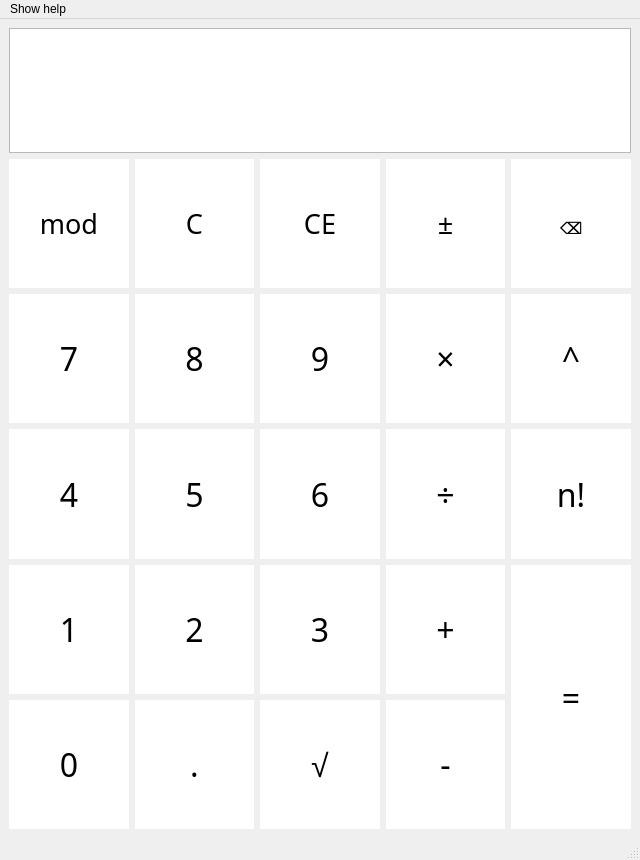
First picture: the form in src/gui/mainwindow.ui, repository vojone/dumdumCalc, before the edit.
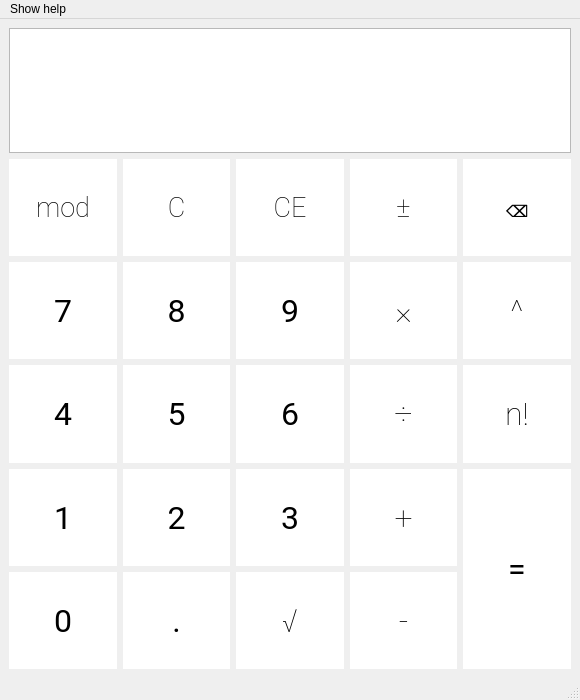
Second picture: the form after the edit.

Commit message: Solved problem 1!0=..., adjusted window size (for smaller displays)

What changed in the file:
```diff
--- a/src/gui/mainwindow.ui
+++ b/src/gui/mainwindow.ui
@@ -6,8 +6,8 @@
    <rect>
     <x>0</x>
     <y>0</y>
-    <width>640</width>
-    <height>860</height>
+    <width>580</width>
+    <height>700</height>
    </rect>
   </property>
   <property name="windowTitle">
@@ -54,7 +54,7 @@
         </property>
         <property name="font">
          <font>
-          <family>Poppins</family>
+          <family>Poppins,Roboto,sans-serif</family>
           <pointsize>24</pointsize>
           <weight>12</weight>
           <bold>false</bold>
@@ -93,7 +93,7 @@
         </property>
         <property name="font">
          <font>
-          <family>Poppins</family>
+          <family>Poppins,Roboto,sans-serif</family>
           <pointsize>20</pointsize>
           <weight>12</weight>
           <bold>false</bold>
@@ -135,7 +135,7 @@
         </property>
         <property name="font">
          <font>
-          <family>Poppins</family>
+          <family>Poppins,Roboto,sans-serif</family>
           <pointsize>24</pointsize>
           <weight>12</weight>
           <bold>false</bold>
@@ -180,7 +180,7 @@
         </property>
         <property name="font">
          <font>
-          <family>Poppins</family>
+          <family>Poppins,Roboto,sans-serif</family>
           <pointsize>24</pointsize>
          </font>
         </property>
@@ -221,7 +221,7 @@
         </property>
         <property name="font">
          <font>
-          <family>Poppins</family>
+          <family>Poppins,Roboto,sans-serif</family>
           <pointsize>20</pointsize>
           <weight>12</weight>
           <bold>false</bold>
@@ -266,7 +266,7 @@
         </property>
         <property name="font">
          <font>
-          <family>Poppins</family>
+          <family>Poppins,Roboto,sans-serif</family>
           <pointsize>24</pointsize>
          </font>
         </property>
@@ -307,7 +307,7 @@
         </property>
         <property name="font">
          <font>
-          <family>Poppins</family>
+          <family>Poppins,Roboto,sans-serif</family>
           <pointsize>24</pointsize>
           <weight>12</weight>
           <bold>false</bold>
@@ -352,7 +352,7 @@
         </property>
         <property name="font">
          <font>
-          <family>Poppins</family>
+          <family>Poppins,Roboto,sans-serif</family>
           <pointsize>24</pointsize>
          </font>
         </property>
@@ -411,7 +411,7 @@
         </property>
         <property name="font">
          <font>
-          <family>Poppins</family>
+          <family>Poppins,Roboto,sans-serif</family>
           <pointsize>24</pointsize>
          </font>
         </property>
@@ -452,7 +452,7 @@
         </property>
         <property name="font">
          <font>
-          <family>Poppins</family>
+          <family>Poppins,Roboto,sans-serif</family>
           <pointsize>24</pointsize>
          </font>
         </property>
@@ -493,7 +493,7 @@
         </property>
         <property name="font">
          <font>
-          <family>Poppins</family>
+          <family>Poppins,Roboto,sans-serif</family>
           <pointsize>24</pointsize>
           <weight>12</weight>
           <bold>false</bold>
@@ -538,7 +538,7 @@
         </property>
         <property name="font">
          <font>
-          <family>Poppins</family>
+          <family>Poppins,Roboto,sans-serif</family>
           <pointsize>24</pointsize>
          </font>
         </property>
@@ -579,7 +579,7 @@
         </property>
         <property name="font">
          <font>
-          <family>Poppins</family>
+          <family>Poppins,Roboto,sans-serif</family>
           <pointsize>24</pointsize>
          </font>
         </property>
@@ -620,7 +620,7 @@
         </property>
         <property name="font">
          <font>
-          <family>Poppins</family>
+          <family>Poppins,Roboto,sans-serif</family>
           <pointsize>24</pointsize>
          </font>
         </property>
@@ -661,7 +661,7 @@
         </property>
         <property name="font">
          <font>
-          <family>Poppins</family>
+          <family>Poppins,Roboto,sans-serif</family>
           <pointsize>24</pointsize>
           <weight>12</weight>
           <bold>false</bold>
@@ -706,7 +706,7 @@
         </property>
         <property name="font">
          <font>
-          <family>Poppins</family>
+          <family>Poppins,Roboto,sans-serif</family>
           <pointsize>20</pointsize>
           <weight>12</weight>
           <bold>false</bold>
@@ -751,7 +751,7 @@
         </property>
         <property name="font">
          <font>
-          <family>Poppins</family>
+          <family>Poppins,Roboto,sans-serif</family>
           <pointsize>24</pointsize>
           <weight>12</weight>
           <bold>false</bold>
@@ -796,7 +796,7 @@
         </property>
         <property name="font">
          <font>
-          <family>Poppins</family>
+          <family>Poppins,Roboto,sans-serif</family>
           <pointsize>24</pointsize>
           <weight>12</weight>
           <bold>false</bold>
@@ -838,7 +838,7 @@
         </property>
         <property name="font">
          <font>
-          <family>Poppins</family>
+          <family>Poppins,Roboto,sans-serif</family>
           <pointsize>20</pointsize>
           <weight>12</weight>
           <bold>false</bold>
@@ -880,7 +880,7 @@
         </property>
         <property name="font">
          <font>
-          <family>Poppins</family>
+          <family>Poppins,Roboto,sans-serif</family>
           <pointsize>24</pointsize>
          </font>
         </property>
@@ -921,7 +921,7 @@
         </property>
         <property name="font">
          <font>
-          <family>Poppins</family>
+          <family>Poppins,Roboto,sans-serif</family>
           <pointsize>20</pointsize>
           <weight>12</weight>
           <bold>false</bold>
@@ -966,7 +966,7 @@
         </property>
         <property name="font">
          <font>
-          <family>Poppins</family>
+          <family>Poppins,Roboto,sans-serif</family>
           <pointsize>24</pointsize>
          </font>
         </property>
@@ -1052,7 +1052,7 @@
         </property>
         <property name="font">
          <font>
-          <family>Poppins</family>
+          <family>Poppins,Roboto,sans-serif</family>
           <pointsize>24</pointsize>
          </font>
         </property>
@@ -1093,7 +1093,7 @@
         </property>
         <property name="font">
          <font>
-          <family>Poppins</family>
+          <family>Poppins,Roboto,sans-serif</family>
           <pointsize>24</pointsize>
          </font>
         </property>
@@ -1127,8 +1127,8 @@
     <rect>
      <x>0</x>
      <y>0</y>
-     <width>640</width>
-     <height>26</height>
+     <width>580</width>
+     <height>22</height>
     </rect>
    </property>
    <widget class="QMenu" name="menuMenu">
```
The commit also changes 1 other file.
